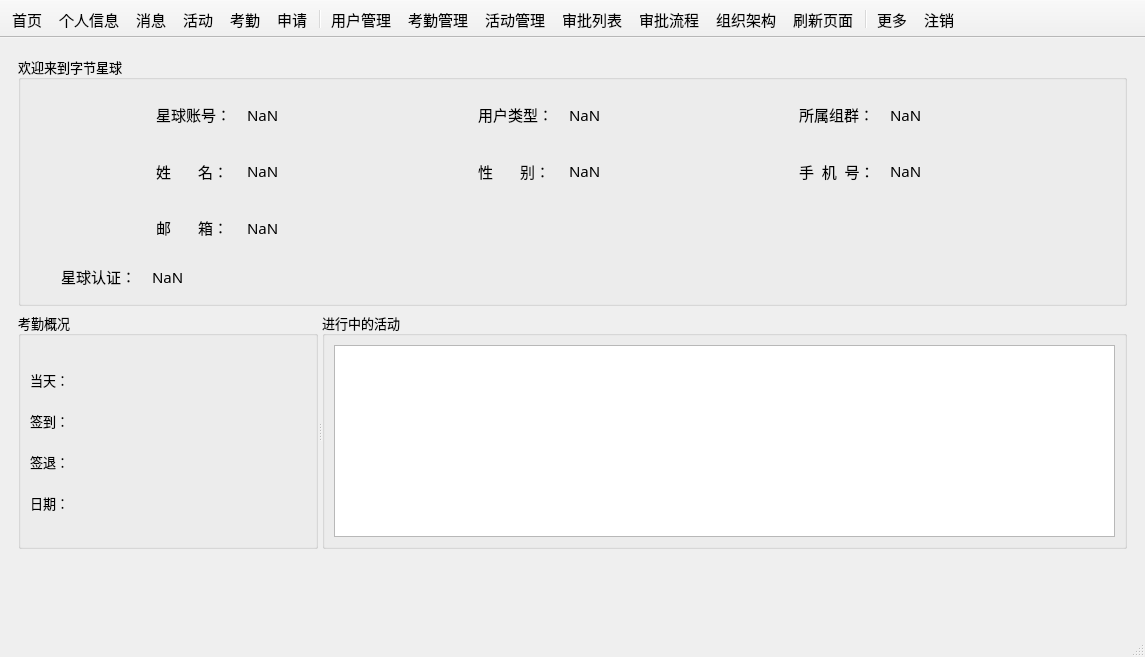
csthenry/weplanet-desktop, file mainwindow.ui: the form before one commit.
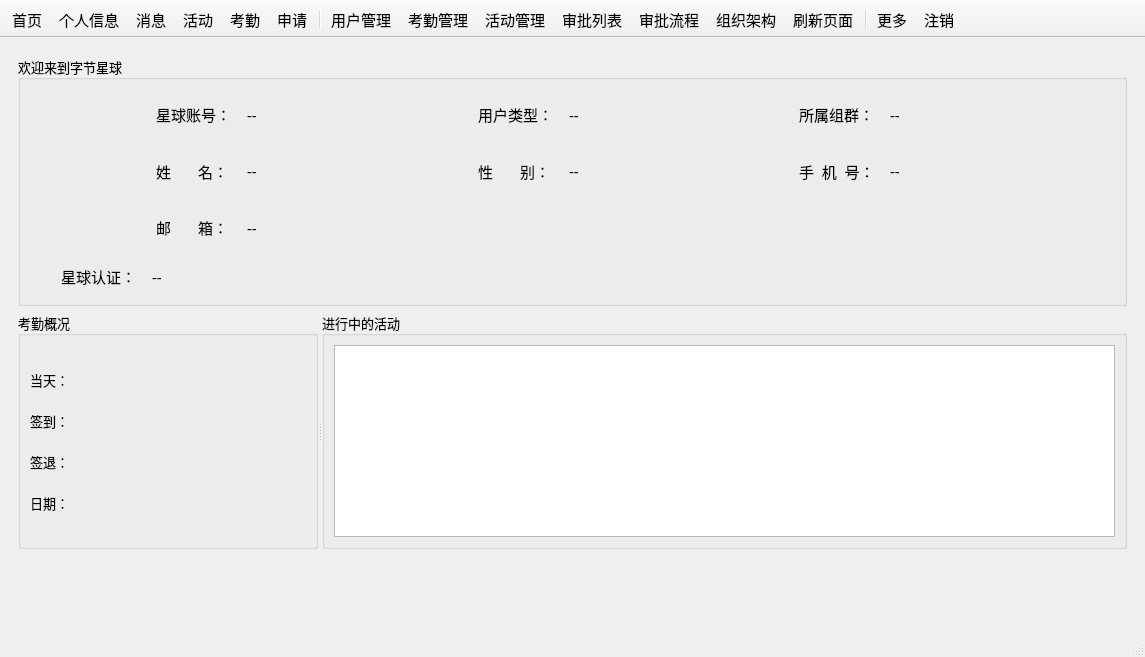
The form after the commit. The open tabs and pages were chosen to show the change. Icons and pictures are not drawn. Custom widgets are drawn as their Qt base class.

```diff
--- a/mainwindow.ui
+++ b/mainwindow.ui
@@ -112,7 +112,7 @@
                 </font>
                </property>
                <property name="text">
-                <string>NaN</string>
+                <string>--</string>
                </property>
               </widget>
              </item>
@@ -160,7 +160,7 @@
                 </font>
                </property>
                <property name="text">
-                <string>NaN</string>
+                <string>--</string>
                </property>
               </widget>
              </item>
@@ -208,7 +208,7 @@
                 </font>
                </property>
                <property name="text">
-                <string>NaN</string>
+                <string>--</string>
                </property>
               </widget>
              </item>
@@ -231,7 +231,7 @@
                 </font>
                </property>
                <property name="text">
-                <string>NaN</string>
+                <string>--</string>
                </property>
               </widget>
              </item>
@@ -279,7 +279,7 @@
                 </font>
                </property>
                <property name="text">
-                <string>NaN</string>
+                <string>--</string>
                </property>
               </widget>
              </item>
@@ -352,7 +352,7 @@
                 </font>
                </property>
                <property name="text">
-                <string>NaN</string>
+                <string>--</string>
                </property>
               </widget>
              </item>
@@ -375,7 +375,7 @@
                 </font>
                </property>
                <property name="text">
-                <string>NaN</string>
+                <string>--</string>
                </property>
               </widget>
              </item>
@@ -457,7 +457,7 @@
                 </font>
                </property>
                <property name="text">
-                <string>NaN</string>
+                <string>--</string>
                </property>
               </widget>
              </item>
```
Left out of the diff: 44 changed lines with no effect on the pictures.
